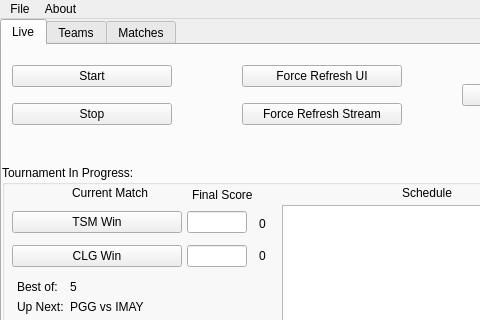
chhopsky/updatethestream, file form.ui: the form before one commit; both pictures show x 0 to 480 and y 0 to 320 of the 800 by 600 pixel window.
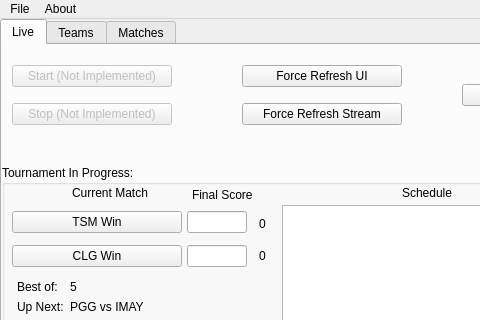
The form after the commit. The open tabs and pages were chosen to show the change. Icons and pictures are not drawn.

Patch:
```diff
--- a/form.ui
+++ b/form.ui
@@ -46,8 +46,11 @@
           <string>Starts the tournament with all current configuration. Writes out OBS files to disk.</string>
          </property>
          <property name="text">
-          <string>Start</string>
+          <string>Start (Not Implemented)</string>
          </property>
+        <property name="enabled">
+       <bool>false</bool>
+      </property>
         </widget>
        </item>
        <item>
@@ -56,8 +59,11 @@
           <string>Stops the tournament. All progress will be lost.</string>
          </property>
          <property name="text">
-          <string>Stop</string>
+          <string>Stop (Not Implemented)</string>
          </property>
+          <property name="enabled">
+       <bool>false</bool>
+      </property>
         </widget>
        </item>
       </layout>
```
Left out of the diff: 17 changed lines with no effect on the pictures.
